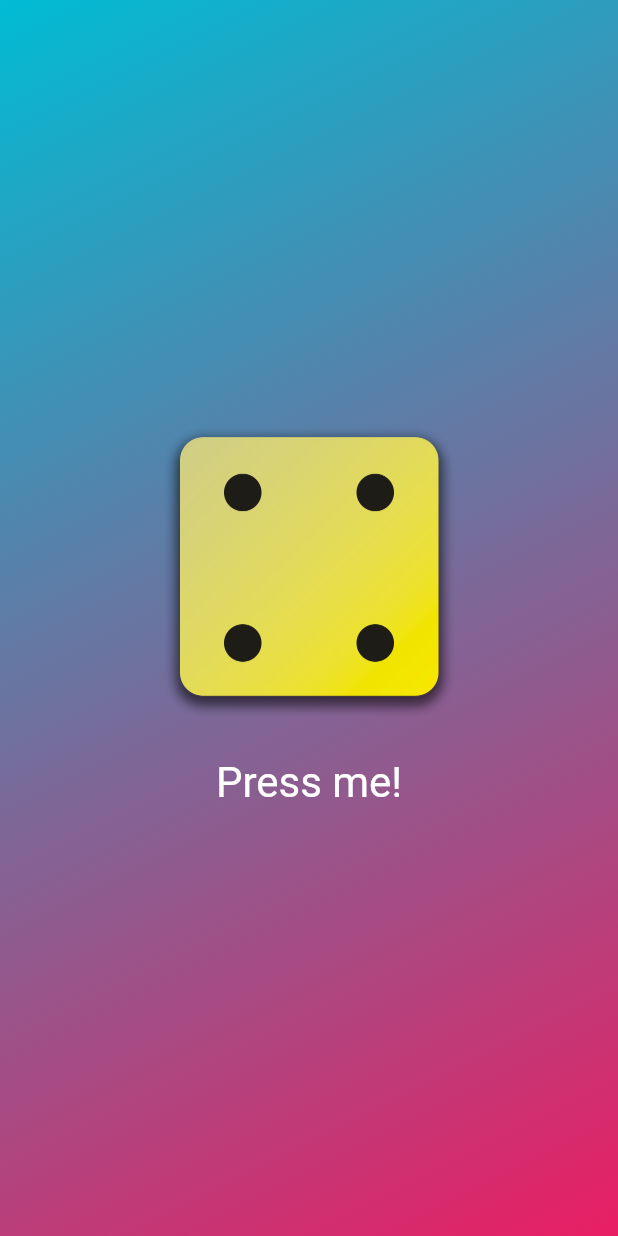
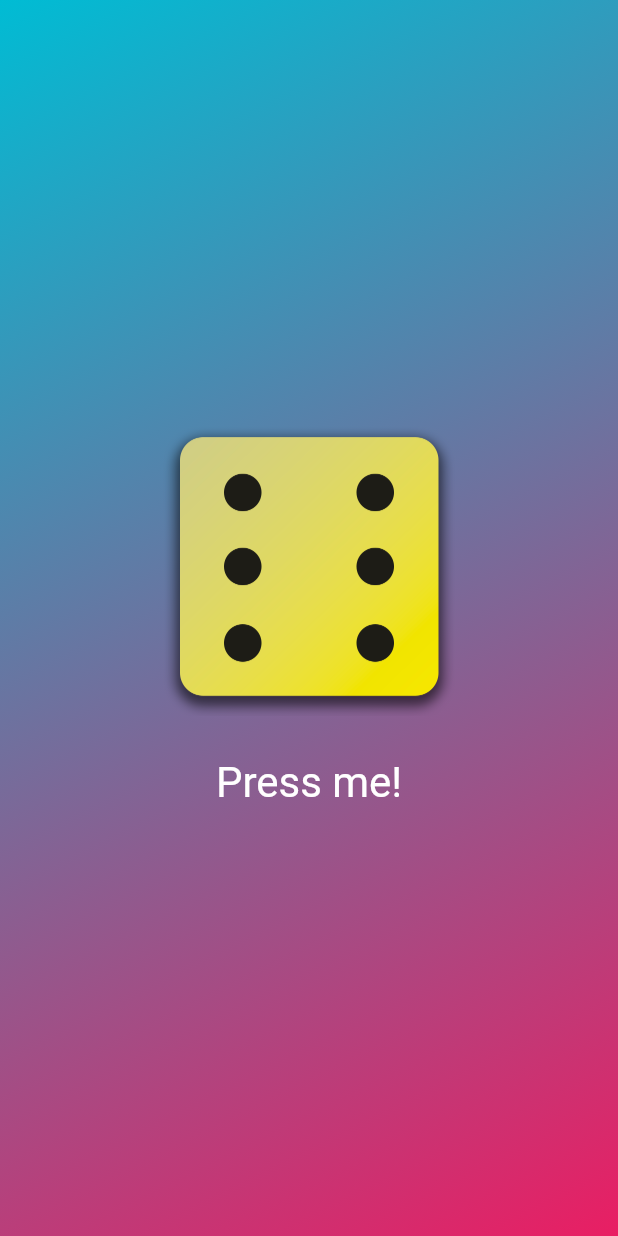
Before and after one commit to eacardenase/flutter_dice, a Flutter app: the screen it shows after launch, after a tap on "Press me!", on a phone screen of 412 x 824 dp. Run offline on Flutter 3.47's test engine with Material 3 defaults, Android fonts, the phone set to English and light mode, and no system bars.

Commit message:
feat: add stateful widget to keep track of widget state

```diff
--- a/analysis_options.yaml
+++ b/analysis_options.yaml
@@ -22,7 +22,7 @@ linter:
   # producing the lint.
   rules:
     # avoid_print: false  # Uncomment to disable the `avoid_print` rule
-    # prefer_single_quotes: true  # Uncomment to enable the `prefer_single_quotes` rule
+    prefer_single_quotes: true # Uncomment to enable the `prefer_single_quotes` rule
 
 # Additional information about this file can be found at
 # https://dart.dev/guides/language/analysis-options
--- /dev/null
+++ b/lib/widgets/dice_roller.dart
@@ -0,0 +1,55 @@
+import 'dart:math';
+
+import 'package:flutter/material.dart';
+
+final randomizer = Random();
+
+class DiceRoller extends StatefulWidget {
+  const DiceRoller({super.key});
+
+  @override
+  State<DiceRoller> createState() => _DiceRollerState();
+}
+
+class _DiceRollerState extends State<DiceRoller> {
+  late var name = getRandomImage();
+
+  String getRandomImage() {
+    var imageNumber = randomizer.nextInt(6) + 1;
+
+    return 'assets/images/dice-$imageNumber.png';
+  }
+
+  void rollDice() {
+    setState(() {
+      name = getRandomImage();
+    });
+  }
+
+  @override
+  Widget build(BuildContext context) {
+    return Column(
+      // mainAxisAlignment: MainAxisAlignment.center,
+      mainAxisSize: MainAxisSize.min,
+      children: [
+        Image.asset(
+          name,
+          width: 200,
+        ),
+        const SizedBox(
+          height: 20,
+        ),
+        TextButton(
+          onPressed: rollDice,
+          style: TextButton.styleFrom(
+            foregroundColor: Colors.white,
+            textStyle: const TextStyle(
+              fontSize: 28,
+            ),
+          ),
+          child: const Text("Press me!"),
+        )
+      ],
+    );
+  }
+}
--- a/lib/widgets/gradient_container.dart
+++ b/lib/widgets/gradient_container.dart
@@ -1,4 +1,6 @@
 import 'package:flutter/material.dart';
+
+import 'package:dice_app/widgets/dice_roller.dart';
 
 class GradientContainer extends StatelessWidget {
   const GradientContainer({
@@ -14,10 +16,6 @@ class GradientContainer extends StatelessWidget {
 
   final List<Color> colors;
 
-  void rollDice() {
-    print("A dice was rolled");
-  }
-
   @override
   Widget build(BuildContext context) {
     return Container(
@@ -27,30 +25,8 @@ class GradientContainer extends StatelessWidget {
         end: Alignment.bottomRight,
         colors: colors,
       )),
-      child: Center(
-        child: Column(
-          // mainAxisAlignment: MainAxisAlignment.center,
-          mainAxisSize: MainAxisSize.min,
-          children: [
-            Image.asset(
-              "assets/images/dice-4.png",
-              width: 200,
-            ),
-            const SizedBox(
-              height: 20,
-            ),
-            TextButton(
-              onPressed: rollDice,
-              style: TextButton.styleFrom(
-                foregroundColor: Colors.white,
-                textStyle: const TextStyle(
-                  fontSize: 28,
-                ),
-              ),
-              child: const Text("Press me!"),
-            )
-          ],
-        ),
+      child: const Center(
+        child: DiceRoller(),
       ),
     );
   }
```
